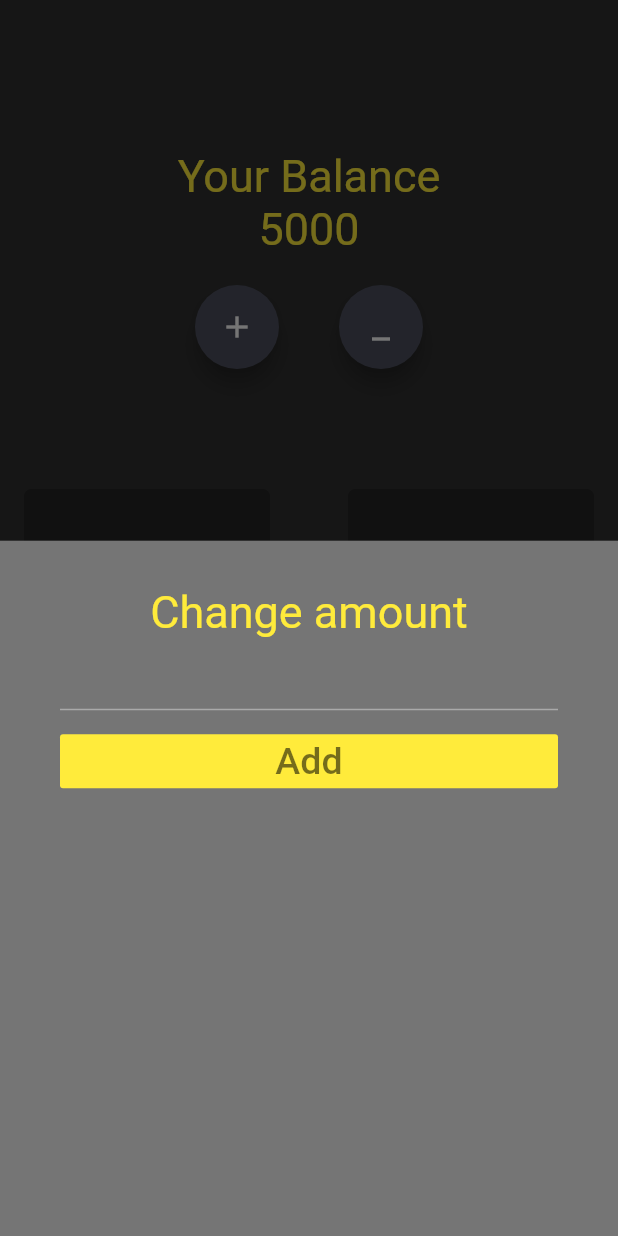
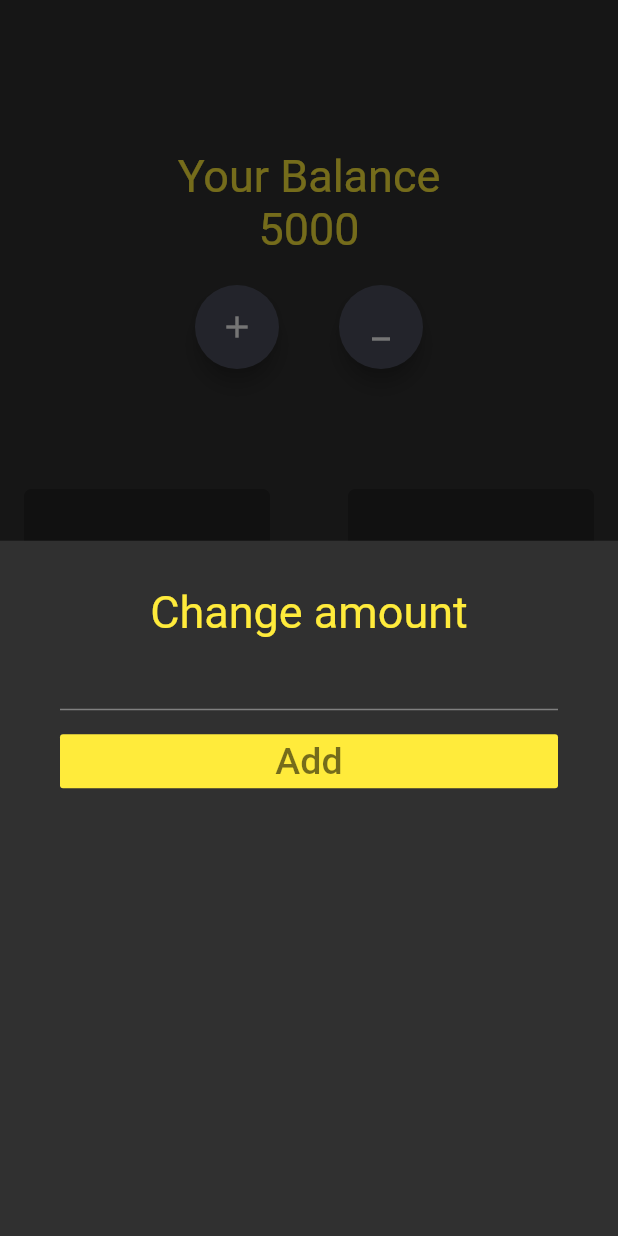
Before and after one commit to varghese-babu/R-Techies, a Flutter app: the screen it shows after launch, after a tap on the "add" icon, on a phone screen of 412 x 824 dp. Run offline on Flutter 3.47's test engine with Material 2 defaults, Android fonts, the phone set to English and light mode, and no system bars; our stand-ins replace cloud_firestore, firebase_auth, google_sign_in; accounts and stored records are empty.

Commit message:
color corrected

```diff
--- a/lib/screens/addtask.dart
+++ b/lib/screens/addtask.dart
@@ -81,7 +81,7 @@ class changebalance extends StatelessWidget {
   @override
   Widget build(BuildContext context) {
     return Container(
-      color: Color(0xFF757575),
+     //git color: Color(0xFF757575),
       child: Container(
         padding: EdgeInsets.only(top: 30, left: 40, right: 40),
         decoration: BoxDecoration(
```
